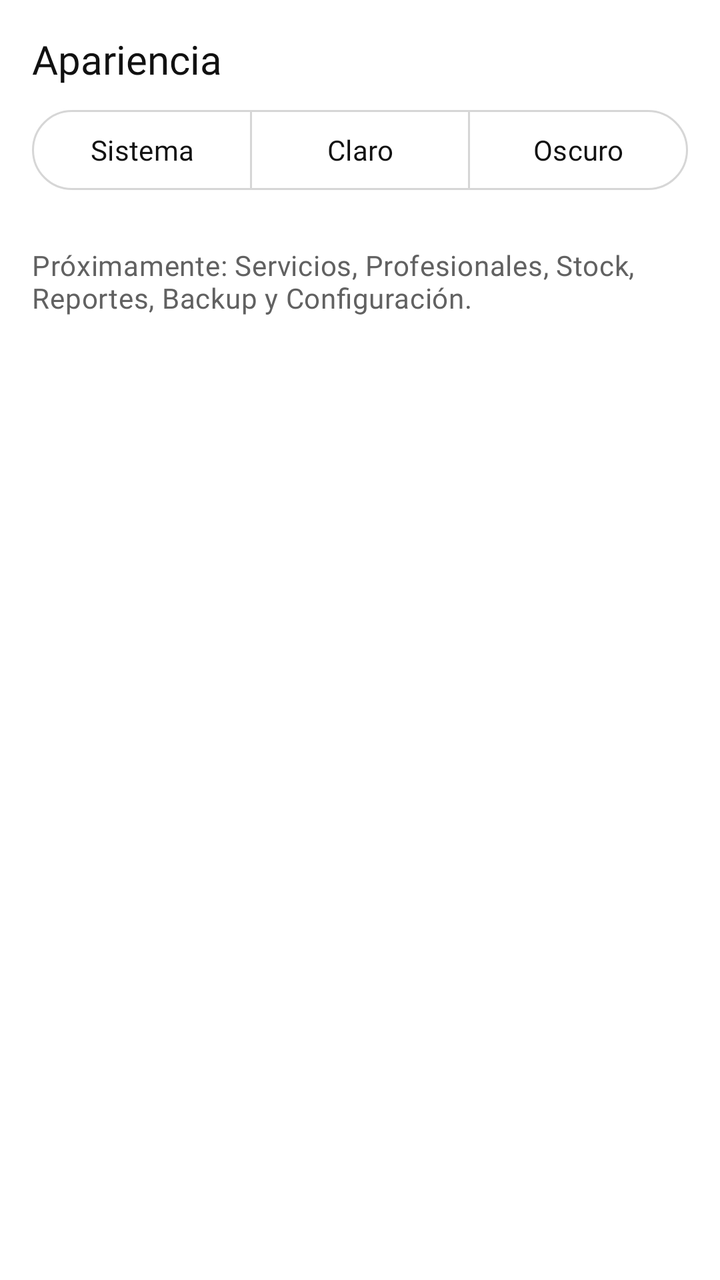
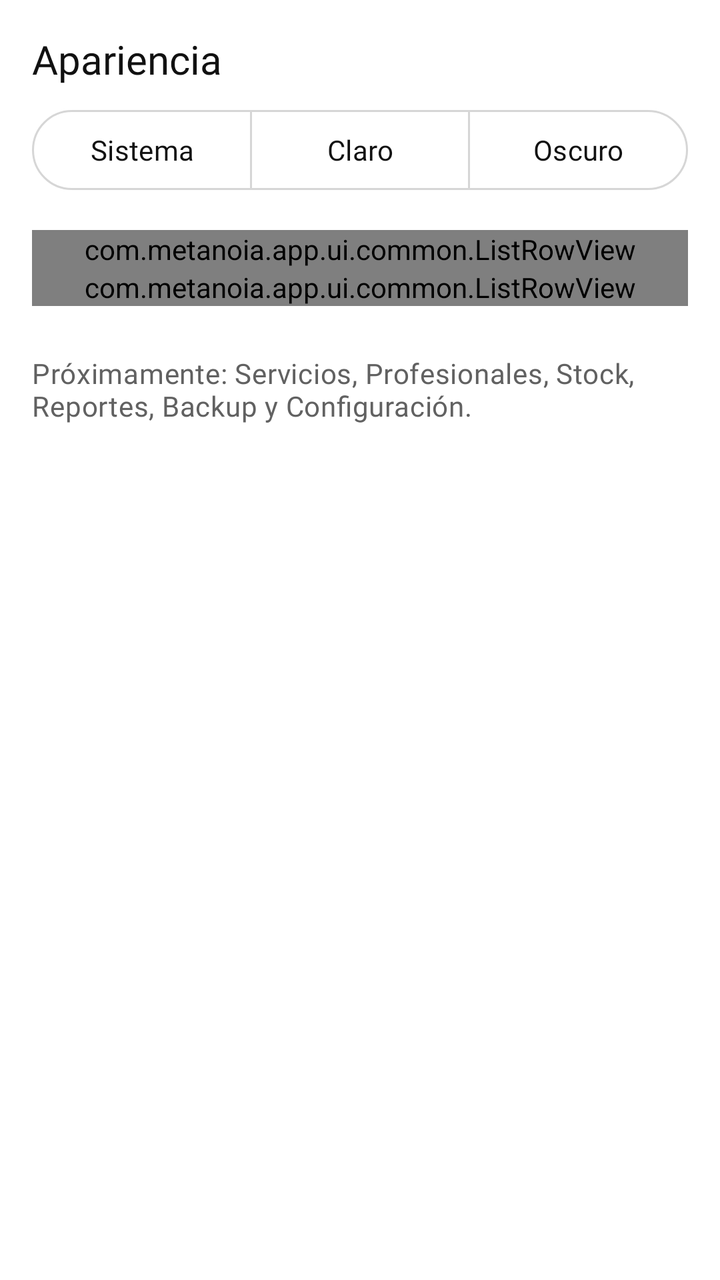

An Android layout rendered at two revisions. The XML below is the earlier revision; the diff shows what the commit changed to produce the second picture.
<!-- AndroidManifest.xml: application theme Theme.Metanoia -->
<!-- res/layout/fragment_more.xml -->
<?xml version="1.0" encoding="utf-8"?>
<ScrollView xmlns:android="http://schemas.android.com/apk/res/android"
    xmlns:app="http://schemas.android.com/apk/res-auto"
    android:layout_width="match_parent"
    android:layout_height="match_parent">

    <LinearLayout
        android:id="@+id/moreContent"
        android:layout_width="match_parent"
        android:layout_height="wrap_content"
        android:orientation="vertical"
        android:padding="@dimen/screen_margin">

        <TextView
            android:layout_width="wrap_content"
            android:layout_height="wrap_content"
            android:text="@string/more_appearance_title"
            android:textAppearance="@style/TextAppearance.Metanoia.Title"
            android:textColor="?attr/colorOnSurface" />

        <com.google.android.material.button.MaterialButtonToggleGroup
            android:id="@+id/themeToggleGroup"
            android:layout_width="match_parent"
            android:layout_height="wrap_content"
            android:layout_marginTop="@dimen/space_s"
            app:selectionRequired="true"
            app:singleSelection="true">

            <com.google.android.material.button.MaterialButton
                android:id="@+id/btnThemeSystem"
                style="@style/Widget.Material3.Button.OutlinedButton"
                android:layout_width="0dp"
                android:layout_height="wrap_content"
                android:layout_weight="1"
                android:minHeight="@dimen/touch_target_min"
                android:text="@string/theme_mode_system" />

            <com.google.android.material.button.MaterialButton
                android:id="@+id/btnThemeLight"
                style="@style/Widget.Material3.Button.OutlinedButton"
                android:layout_width="0dp"
                android:layout_height="wrap_content"
                android:layout_weight="1"
                android:minHeight="@dimen/touch_target_min"
                android:text="@string/theme_mode_light" />

            <com.google.android.material.button.MaterialButton
                android:id="@+id/btnThemeDark"
                style="@style/Widget.Material3.Button.OutlinedButton"
                android:layout_width="0dp"
                android:layout_height="wrap_content"
                android:layout_weight="1"
                android:minHeight="@dimen/touch_target_min"
                android:text="@string/theme_mode_dark" />
        </com.google.android.material.button.MaterialButtonToggleGroup>

        <com.metanoia.app.ui.common.ListRowView
            android:id="@+id/rowComponentCatalog"
            android:layout_width="match_parent"
            android:layout_height="wrap_content"
            android:layout_marginTop="@dimen/space_m"
            android:visibility="gone"
            app:rowShowChevron="true"
            app:rowShowDivider="true"
            app:rowSubtitle="@string/more_catalog_subtitle"
            app:rowTitle="@string/more_catalog_title" />

        <TextView
            android:layout_width="match_parent"
            android:layout_height="wrap_content"
            android:layout_marginTop="@dimen/space_l"
            android:text="@string/more_upcoming_modules"
            android:textAppearance="@style/TextAppearance.Metanoia.BodySmall"
            android:textColor="?attr/colorOnSurfaceVariant" />
    </LinearLayout>
</ScrollView>
<!-- resources referenced by this layout -->
<resources>
  <dimen name="screen_margin">16dp</dimen>
  <dimen name="space_l">24dp</dimen>
  <dimen name="space_m">16dp</dimen>
  <dimen name="space_s">8dp</dimen>
  <dimen name="touch_target_min">48dp</dimen>
  <string name="more_appearance_title">Apariencia</string>
  <string name="more_catalog_subtitle">Vista previa de tokens y controles en claro y oscuro</string>
  <string name="more_catalog_title">Catálogo de componentes (debug)</string>
  <string name="more_upcoming_modules">Próximamente: Servicios, Profesionales, Stock, Reportes, Backup y Configuración.</string>
  <string name="theme_mode_dark">Oscuro</string>
  <string name="theme_mode_light">Claro</string>
  <string name="theme_mode_system">Sistema</string>
  <style name="TextAppearance.Metanoia.BodySmall" parent="TextAppearance.Material3.BodyMedium">
          <item name="fontFamily">@font/inter_regular</item>
          <item name="android:fontFamily">@font/inter_regular</item>
          <item name="android:textSize">14sp</item>
      </style>
  <style name="TextAppearance.Metanoia.Title" parent="TextAppearance.Material3.TitleLarge">
          <item name="fontFamily">@font/montserrat_semibold</item>
          <item name="android:fontFamily">@font/montserrat_semibold</item>
          <item name="android:textSize">20sp</item>
      </style>
  <color name="ink">#111111</color>
  <color name="white">#FFFFFF</color>
  <color name="accent_light">#8C2F39</color>
  <color name="on_accent_light">#FFFFFF</color>
  <color name="accent_container_light">#F3E3E5</color>
  <color name="gray50">#F5F5F5</color>
  <color name="gray200">#D6D6D6</color>
  <color name="gray100">#EBEBEB</color>
  <color name="gray600">#616161</color>
  <style name="TextAppearance.Metanoia.Body" parent="TextAppearance.Material3.BodyLarge">
          <item name="fontFamily">@font/inter_regular</item>
          <item name="android:fontFamily">@font/inter_regular</item>
          <item name="android:textSize">16sp</item>
      </style>
  <style name="TextAppearance.Metanoia.Caption" parent="TextAppearance.Material3.BodySmall">
          <item name="fontFamily">@font/inter_regular</item>
          <item name="android:fontFamily">@font/inter_regular</item>
          <item name="android:textSize">12sp</item>
      </style>
  <style name="TextAppearance.Metanoia.Label" parent="TextAppearance.Material3.LabelLarge">
          <item name="fontFamily">@font/inter_medium</item>
          <item name="android:fontFamily">@font/inter_medium</item>
          <item name="android:textSize">14sp</item>
      </style>
  <!-- unchanged entries left out for length: 1 -->
</resources>

<!-- the commit's change to res/layout/fragment_more.xml (unified diff, before → after) -->
@@ -55,10 +55,28 @@
         </com.google.android.material.button.MaterialButtonToggleGroup>
 
         <com.metanoia.app.ui.common.ListRowView
+            android:id="@+id/rowSettings"
+            android:layout_width="match_parent"
+            android:layout_height="wrap_content"
+            android:layout_marginTop="@dimen/space_m"
+            app:rowShowChevron="true"
+            app:rowShowDivider="true"
+            app:rowSubtitle="@string/more_settings_subtitle"
+            app:rowTitle="@string/more_settings_title" />
+
+        <com.metanoia.app.ui.common.ListRowView
+            android:id="@+id/rowAbout"
+            android:layout_width="match_parent"
+            android:layout_height="wrap_content"
+            app:rowShowChevron="true"
+            app:rowShowDivider="true"
+            app:rowSubtitle="@string/more_about_subtitle"
+            app:rowTitle="@string/more_about_title" />
+
+        <com.metanoia.app.ui.common.ListRowView
             android:id="@+id/rowComponentCatalog"
             android:layout_width="match_parent"
             android:layout_height="wrap_content"
-            android:layout_marginTop="@dimen/space_m"
             android:visibility="gone"
             app:rowShowChevron="true"
             app:rowShowDivider="true"
<!-- resource entries referenced after the edit -->
@@ -5,9 +5,13 @@
   <dimen name="space_m">16dp</dimen>
   <dimen name="space_s">8dp</dimen>
   <dimen name="touch_target_min">48dp</dimen>
+  <string name="more_about_subtitle">Versión de la app e información local</string>
+  <string name="more_about_title">Acerca de Metanoia</string>
   <string name="more_appearance_title">Apariencia</string>
   <string name="more_catalog_subtitle">Vista previa de tokens y controles en claro y oscuro</string>
   <string name="more_catalog_title">Catálogo de componentes (debug)</string>
+  <string name="more_settings_subtitle">Negocio, horarios, duración de bloques y operadores</string>
+  <string name="more_settings_title">Configuración</string>
   <string name="more_upcoming_modules">Próximamente: Servicios, Profesionales, Stock, Reportes, Backup y Configuración.</string>
   <string name="theme_mode_dark">Oscuro</string>
   <string name="theme_mode_light">Claro</string>
